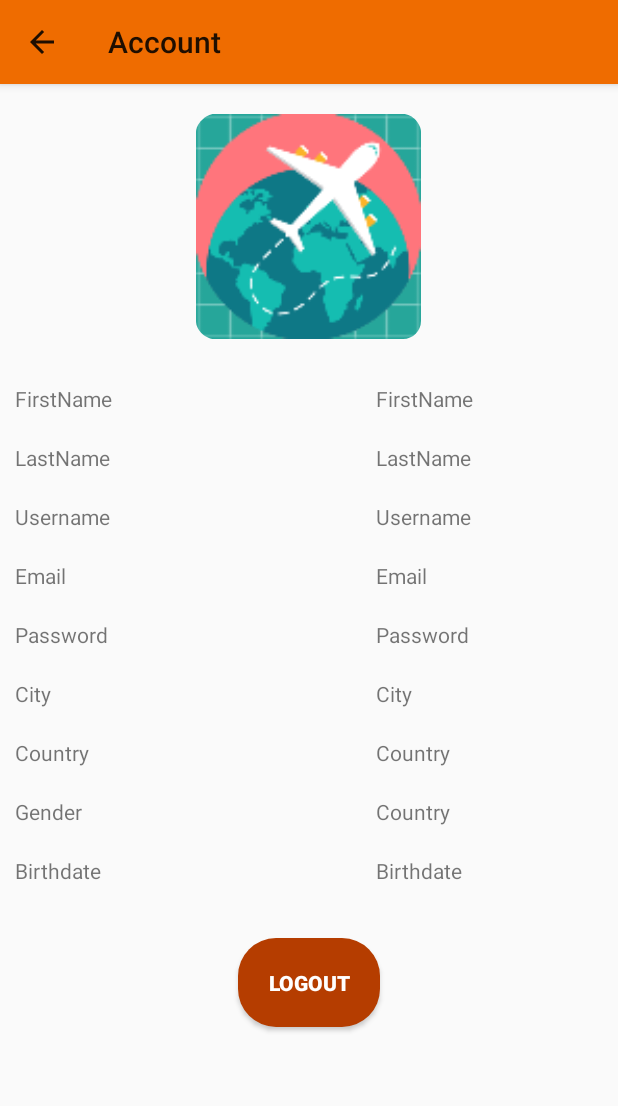
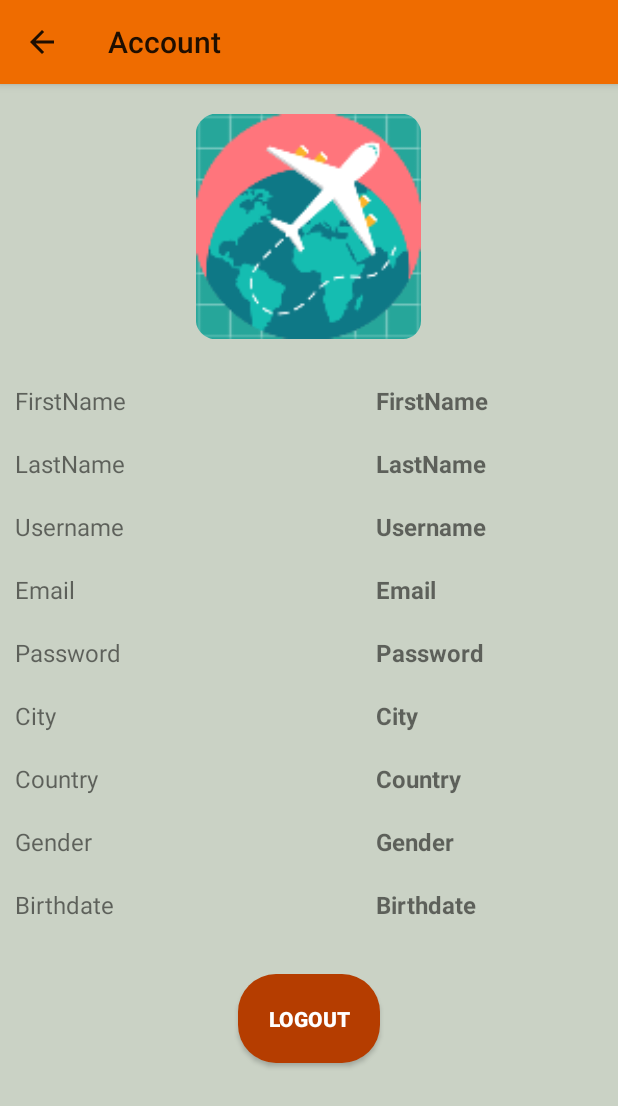
Before and after one commit to lorenzomalferrari/HolidayDiary, an Android app: the AccountActivity screen opened directly, with no data from a screen before it, on a phone screen of 412 x 824 dp. Shown: the top 1106 px of the screen. Run offline under Robolectric (Android 15) with nearby library versions, the phone set to English and light mode, and no system bars.

Commit message:
Changed color, textSite, textStyle

```diff
--- a/app/src/main/res/layout/activity_account.xml
+++ b/app/src/main/res/layout/activity_account.xml
@@ -2,7 +2,7 @@
 <ScrollView xmlns:android="http://schemas.android.com/apk/res/android"
     android:layout_width="match_parent"
     android:layout_height="match_parent"
-    android:background="@color/background_material_light">
+    android:background="@color/my_grey" >
     <RelativeLayout
         android:layout_width="match_parent"
         android:layout_height="wrap_content" >
@@ -22,9 +22,10 @@
             android:id="@+id/account_firstName_text"
             android:layout_width="wrap_content"
             android:layout_height="wrap_content"
+            android:layout_below="@+id/account_image"
             android:padding="10dp"
-            android:layout_below="@+id/account_image"
-            android:text="@string/firstname_text"/>
+            android:text="@string/firstname_text"
+            android:textSize="16dp" />
 
         <TextView
             android:id="@+id/account_firstName_value"
@@ -32,7 +33,9 @@
             android:layout_height="wrap_content"
             android:layout_alignParentEnd="true"
             android:padding="10dp"
+            android:textSize="16dp"
             android:layout_below="@+id/account_image"
+            android:textStyle="bold"
             android:text="@string/firstname_text" />
 
         <!-- LastName -->
@@ -41,6 +44,7 @@
             android:layout_width="wrap_content"
             android:layout_height="wrap_content"
             android:padding="10dp"
+            android:textSize="16dp"
             android:layout_below="@+id/account_firstName_text"
             android:text="@string/lastname_text"/>
 
@@ -51,6 +55,8 @@
             android:layout_alignParentEnd="true"
             android:padding="10dp"
             android:layout_below="@+id/account_firstName_value"
+            android:textStyle="bold"
+            android:textSize="16dp"
             android:text="@string/lastname_text" />
 
         <!-- Username -->
@@ -59,6 +65,7 @@
             android:layout_width="wrap_content"
             android:layout_height="wrap_content"
             android:padding="10dp"
+            android:textSize="16dp"
             android:layout_below="@+id/account_lastName_text"
             android:text="@string/username_text"/>
 
@@ -68,6 +75,8 @@
             android:layout_height="wrap_content"
             android:layout_alignParentEnd="true"
             android:padding="10dp"
+            android:textStyle="bold"
+            android:textSize="16dp"
             android:layout_below="@+id/account_lastName_value"
             android:text="@string/username_text" />
 
@@ -77,6 +86,7 @@
             android:layout_width="wrap_content"
             android:layout_height="wrap_content"
             android:padding="10dp"
+            android:textSize="16dp"
             android:layout_below="@+id/account_username_text"
             android:text="@string/email_text"/>
 
@@ -86,6 +96,8 @@
             android:layout_height="wrap_content"
             android:layout_alignParentEnd="true"
             android:padding="10dp"
+            android:textStyle="bold"
+            android:textSize="16dp"
             android:layout_below="@+id/account_username_value"
             android:text="@string/email_text" />
 
@@ -95,6 +107,7 @@
             android:layout_width="wrap_content"
             android:layout_height="wrap_content"
             android:padding="10dp"
+            android:textSize="16dp"
             android:layout_below="@+id/account_email_text"
             android:text="@string/password_text"/>
 
@@ -104,6 +117,8 @@
             android:layout_height="wrap_content"
             android:layout_alignParentEnd="true"
             android:padding="10dp"
+            android:textStyle="bold"
+            android:textSize="16dp"
             android:layout_below="@+id/account_email_value"
             android:text="@string/password_text" />
 
@@ -113,6 +128,7 @@
             android:layout_width="wrap_content"
             android:layout_height="wrap_content"
             android:padding="10dp"
+            android:textSize="16dp"
             android:layout_below="@+id/account_password_text"
             android:text="@string/city_text"/>
 
@@ -122,6 +138,8 @@
             android:layout_height="wrap_content"
             android:layout_alignParentEnd="true"
             android:padding="10dp"
+            android:textStyle="bold"
+            android:textSize="16dp"
             android:layout_below="@+id/account_password_value"
             android:text="@string/city_text" />
 
@@ -131,6 +149,7 @@
             android:layout_width="wrap_content"
             android:layout_height="wrap_content"
             android:padding="10dp"
+            android:textSize="16dp"
             android:layout_below="@+id/account_city_text"
             android:text="@string/country_text"/>
 
@@ -140,6 +159,8 @@
             android:layout_height="wrap_content"
             android:layout_alignParentEnd="true"
             android:padding="10dp"
+            android:textStyle="bold"
+            android:textSize="16dp"
             android:layout_below="@+id/account_city_value"
             android:text="@string/country_text" />
 
@@ -149,6 +170,7 @@
             android:layout_width="wrap_content"
             android:layout_height="wrap_content"
             android:padding="10dp"
+            android:textSize="16dp"
             android:layout_below="@+id/account_country_text"
             android:text="@string/gender_text"/>
 
@@ -158,8 +180,10 @@
             android:layout_height="wrap_content"
             android:layout_alignParentEnd="true"
             android:padding="10dp"
+            android:textStyle="bold"
+            android:textSize="16dp"
             android:layout_below="@+id/account_country_value"
-            android:text="@string/country_text" />
+            android:text="@string/gender_text" />
 
         <!-- Birthdate -->
         <TextView
@@ -168,6 +192,7 @@
             android:layout_height="wrap_content"
             android:layout_below="@+id/account_gender_text"
             android:padding="10dp"
+            android:textSize="16dp"
             android:layout_marginBottom="15dp"
             android:text="@string/birthdate_text" />
 
@@ -177,10 +202,13 @@
             android:layout_height="wrap_content"
             android:layout_alignParentEnd="true"
             android:padding="10dp"
+            android:textStyle="bold"
+            android:textSize="16dp"
             android:layout_marginBottom="15dp"
             android:layout_below="@+id/account_gender_value"
             android:text="@string/birthdate_text" />
 
+        <!-- Buttone Logout -->
         <Button
             android:id="@+id/btnLogout"
             android:layout_width="wrap_content"
```
